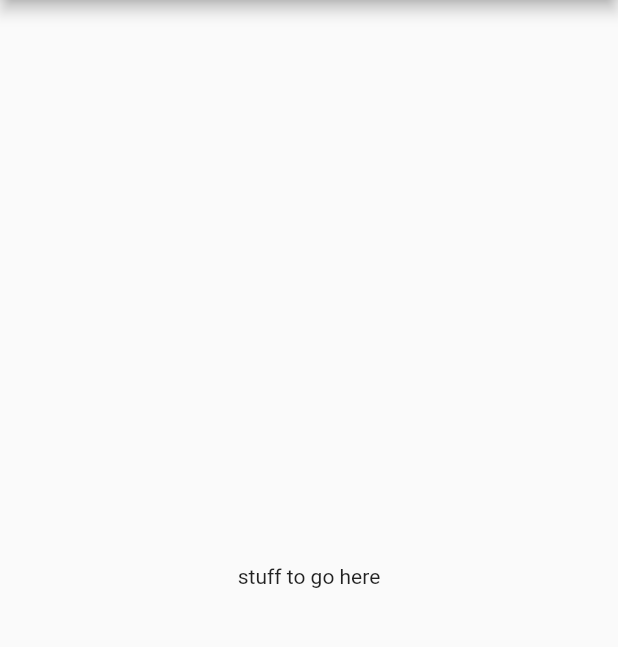
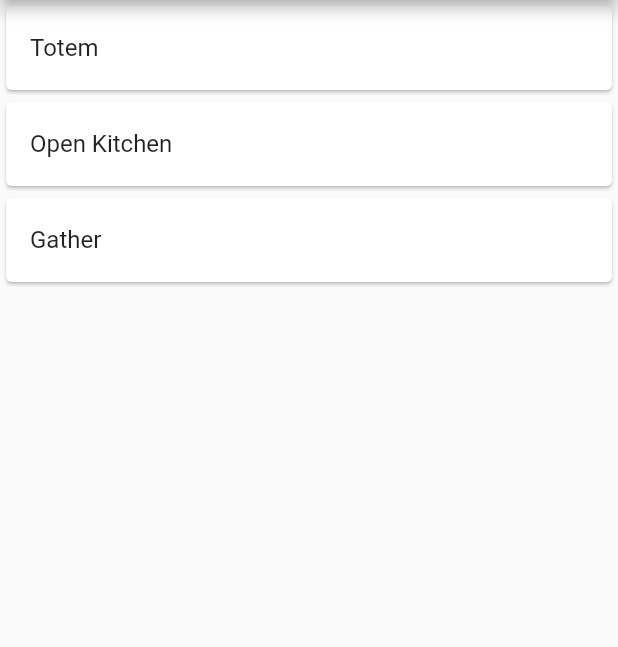
Before and after one commit to aayushthakur17/UBC-food, a Flutter app: the screen it shows after launch, on a phone screen of 412 x 824 dp, the part 84-731 px from its top. Run offline on Flutter 3.47's test engine with Material 2 defaults, Android fonts, the phone set to English and light mode, and no system bars.

Commit message:
changed name

```diff
--- a/ubc_food/lib/main.dart
+++ b/ubc_food/lib/main.dart
@@ -25,6 +25,9 @@ class HomePage extends StatefulWidget {
 }
 
 class _MyHomePageState extends State<HomePage> {
+
+  final List<String> _locations = ["Totem", "Open Kitchen", "Gather"];
+
   @override
   Widget build(BuildContext context) {
     return new Scaffold(
@@ -32,7 +35,21 @@ class _MyHomePageState extends State<HomePage> {
           title: new Text(widget.title),
         ),
         body: new Center(
-          child: new Text("stuff to go here"),
+          child: new ListView(
+            children: _buildLocationViews(),
+          )
         ));
   }
+
+  List<Widget> _buildLocationViews() {
+    List<Widget> views = new List<Widget>();
+    for (String name in _locations) {
+      views.add(new Card(
+        child: new ListTile(
+          title: new Text(name)
+        )
+      ));
+    }
+    return views;
+  }
 }
```
